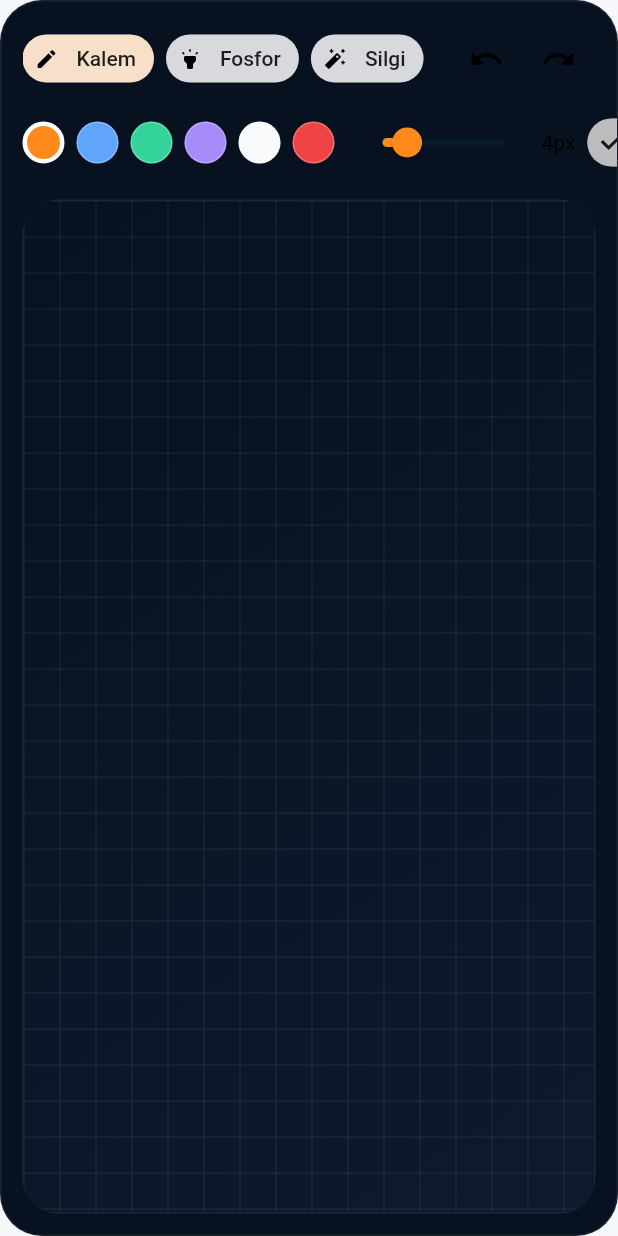
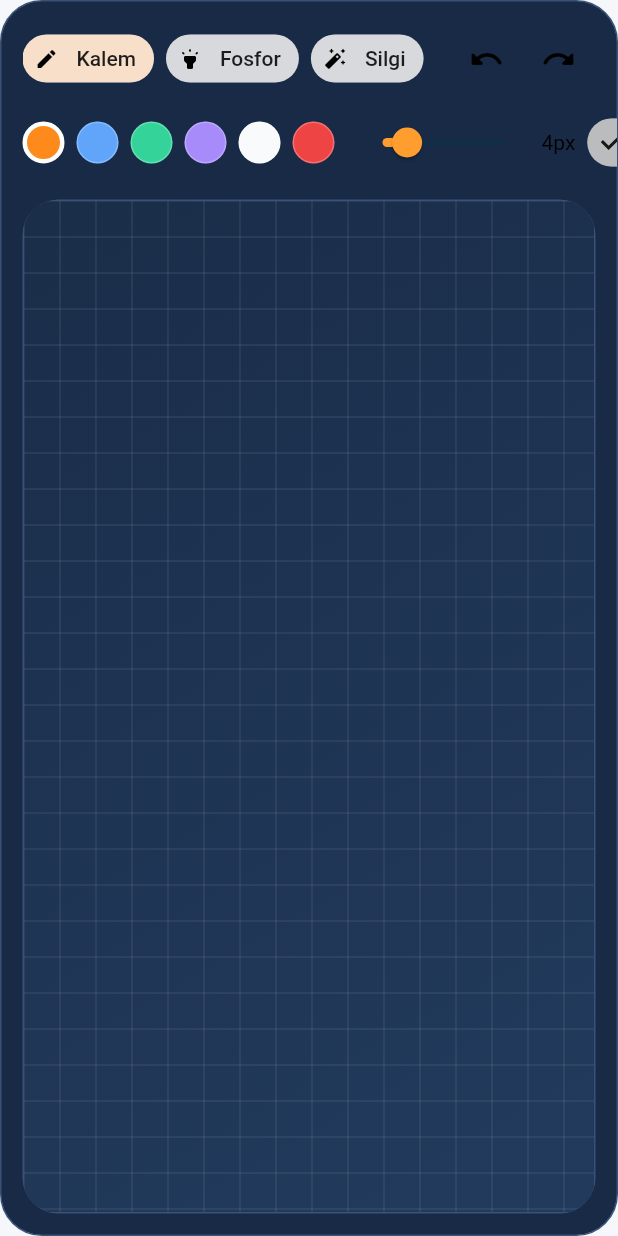
Before and after one commit to Mhmtemrkya/CourseIntellectProject, a Flutter app: the SolutionDrawingCanvas widget shown alone on an empty page, opened directly, on a phone screen of 412 x 824 dp. Run offline on Flutter 3.47's test engine with Material 3 defaults, Android fonts, the phone set to English and light mode, and no system bars; our stand-ins replace file_picker, firebase_core, firebase_messaging, flutter_local_notifications, flutter_map, geolocator and 9 more; missing offline and left inert: flutter_web_auth_2, mobile_scanner, signalr_netcore; accounts and stored records are empty; network calls fail.

Commit message:
Improve mobile question solving colors

```diff
--- a/mobile/lib/widgets/solution_drawing_canvas.dart
+++ b/mobile/lib/widgets/solution_drawing_canvas.dart
@@ -22,6 +22,14 @@ class SolutionDrawingCanvas extends StatefulWidget {
 
   @override
   State<SolutionDrawingCanvas> createState() => _SolutionDrawingCanvasState();
+}
+
+class _CanvasPalette {
+  static const shell = Color(0xFF182A45);
+  static const paper = Color(0xFF1A2D49);
+  static const paperDeep = Color(0xFF223B5D);
+  static const border = Color(0xFF3A5278);
+  static const orange = Color(0xFFFF9D2E);
 }
 
 class _SolutionDrawingCanvasState extends State<SolutionDrawingCanvas> {
@@ -130,9 +138,9 @@ class _SolutionDrawingCanvasState extends State<SolutionDrawingCanvas> {
 
     return Container(
       decoration: BoxDecoration(
-        color: const Color(0xFF07111F),
+        color: _CanvasPalette.shell,
         borderRadius: BorderRadius.circular(28),
-        border: Border.all(color: Colors.white.withValues(alpha: 0.08)),
+        border: Border.all(color: _CanvasPalette.border),
       ),
       child: Column(
         children: [
@@ -209,7 +217,7 @@ class _SolutionDrawingCanvasState extends State<SolutionDrawingCanvas> {
                     value: _width,
                     min: 1,
                     max: 16,
-                    activeColor: const Color(0xFFFF8A1C),
+                    activeColor: _CanvasPalette.orange,
                     onChanged: (value) => setState(() => _width = value),
                   ),
                 ),
@@ -228,9 +236,9 @@ class _SolutionDrawingCanvasState extends State<SolutionDrawingCanvas> {
               margin: const EdgeInsets.all(14),
               clipBehavior: Clip.antiAlias,
               decoration: BoxDecoration(
-                color: const Color(0xFF091426),
+                color: _CanvasPalette.paper,
                 borderRadius: BorderRadius.circular(24),
-                border: Border.all(color: Colors.white.withValues(alpha: 0.08)),
+                border: Border.all(color: _CanvasPalette.border),
               ),
               child: InteractiveViewer(
                 minScale: 0.8,
@@ -328,7 +336,7 @@ class _SolutionCanvasPainter extends CustomPainter {
     if (drawBackground) {
       final background = Paint()
         ..shader = const LinearGradient(
-          colors: [Color(0xFF07111F), Color(0xFF0E1A2D)],
+          colors: [_CanvasPalette.paper, _CanvasPalette.paperDeep],
           begin: Alignment.topLeft,
           end: Alignment.bottomRight,
         ).createShader(Offset.zero & size);
@@ -337,7 +345,7 @@ class _SolutionCanvasPainter extends CustomPainter {
 
     if (showGrid) {
       final gridPaint = Paint()
-        ..color = Colors.white.withValues(alpha: 0.055)
+        ..color = Colors.white.withValues(alpha: 0.08)
         ..strokeWidth = 1;
       for (double x = 0; x < size.width; x += 24) {
         canvas.drawLine(Offset(x, 0), Offset(x, size.height), gridPaint);
@@ -359,7 +367,7 @@ class _SolutionCanvasPainter extends CustomPainter {
     if (stroke.points.length < 2) return;
     final paint = Paint()
       ..color = stroke.tool == 'eraser'
-          ? const Color(0xFF091426)
+          ? _CanvasPalette.paper
           : stroke.color.withValues(alpha: stroke.opacity)
       ..strokeWidth = stroke.width
       ..strokeCap = StrokeCap.round
```
Also changed, not shown: mobile/lib/pages/exam_solve_page.dart (+20 -22 lines), mobile/lib/pages/student_question_bank_solve_page.dart (+122 -35 lines).
